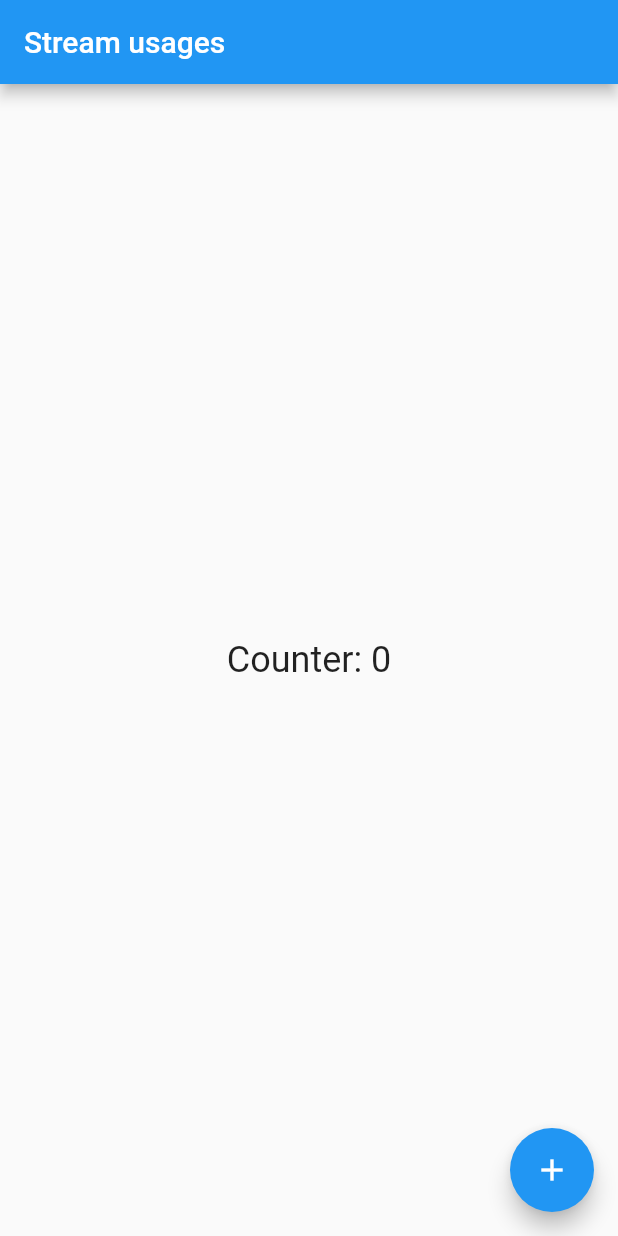
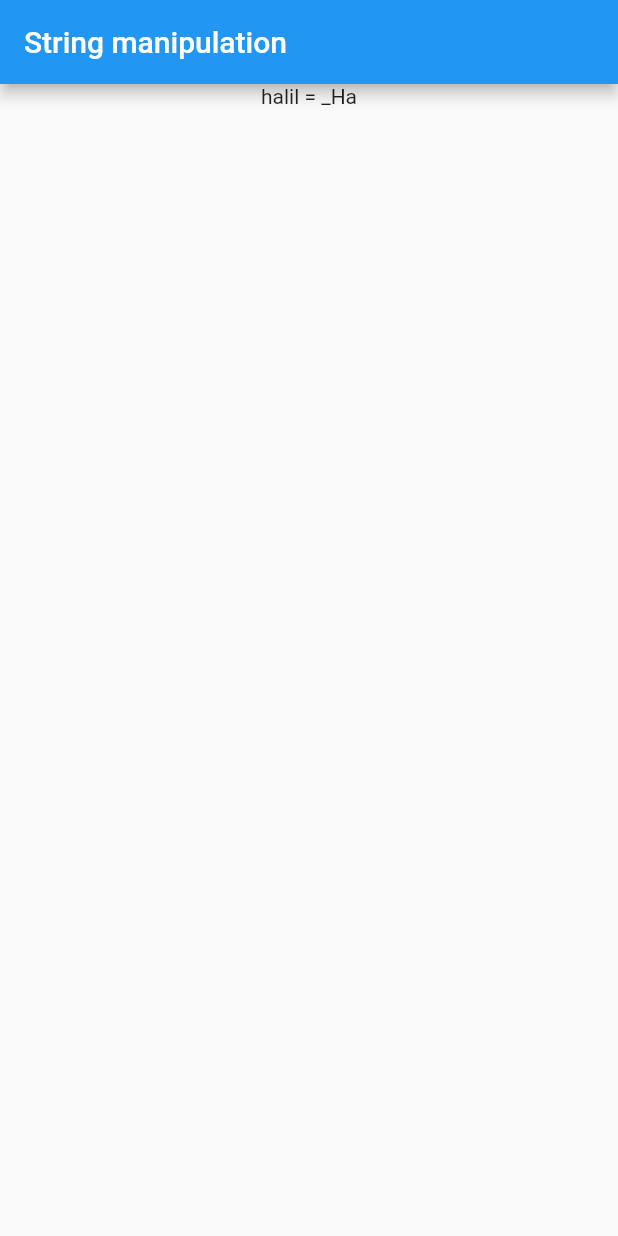
Before and after one commit to HalilMertDeveli/TrySomething, a Flutter app: the screen it shows after launch, on a phone screen of 412 x 824 dp. Run offline on Flutter 3.47's test engine with Material 2 defaults, Android fonts, the phone set to English and light mode, and no system bars.

Commit message:
string manupilation

```diff
--- a/lib/main.dart
+++ b/lib/main.dart
@@ -19,47 +19,41 @@ class HomePage extends StatefulWidget {
 }
 
 class _HomePageState extends State<HomePage> {
-  final counterBlock = CounterBlock();
+  String id = "";
+  String name = "";
+
+  String stringSubOperation(String inputString) {
+    return inputString.substring(0, inputString.indexOf("_"));//0 'dan başla _ görene kadar devam et, _ gördükten sonra kalan kısmı sil at
+  }
+
+  String nameSubStringOperation(String inputName) {
+    //return inputName.substring(inputName.indexOf("_")+1);//_ gördükten sonra bir eleman olan kendisini atla ve yazdır
+    //return inputName.substring(inputName.indexOf("_")+3);//_ gördükten sonra iki eleman olan ve  kendisi de dahil  atla ve yazdır
+    return inputName.substring(inputName.indexOf("_"),3);
+  }
+
+  @override
+  void initState() {
+    super.initState();
+    id = stringSubOperation("halil_mert");
+    name = nameSubStringOperation("_Halil");
+  }
+
   @override
   Widget build(BuildContext context) {
     return Scaffold(
       appBar: AppBar(
-        title: const Text(
-          "Stream usages",
-          textAlign: TextAlign.center,
-        ),
+        title: const Text("String manipulation"),
       ),
-      body: Center(
-          child: StreamBuilder<int>(
-            stream: counterBlock.counterStream,
-            initialData: 0,
-            builder: (context, snapshot) {
-              return Text(
-                'Counter: ${snapshot.data}',
-                style: TextStyle(fontSize: 24),
-              );
-            },
+      body: Column(
+        children: [
+          Center(
+            child: Text(
+              id + " = " + name,
+            ),
           ),
-        ),
-        floatingActionButton: FloatingActionButton(
-          onPressed: () {
-            counterBlock.incrementCounter();
-          },
-          child: Icon(Icons.add),
-        ),
-
+        ],
+      ),
     );
   }
 }
-
-class CounterBlock {
-  final _counterController = StreamController<int>();
-  Stream<int> get counterStream => _counterController.stream;
-
-  int _counter = 0;
-
-  void incrementCounter() {
-    _counter++;
-    _counterController.sink.add(_counter);
-  }
-}
```
